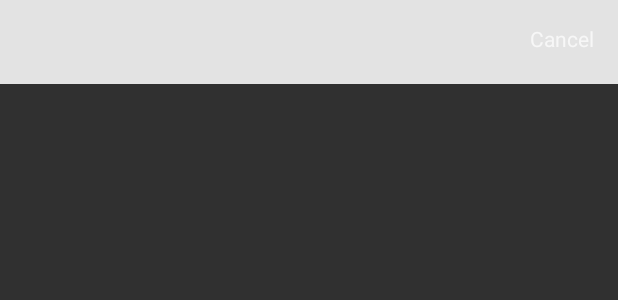
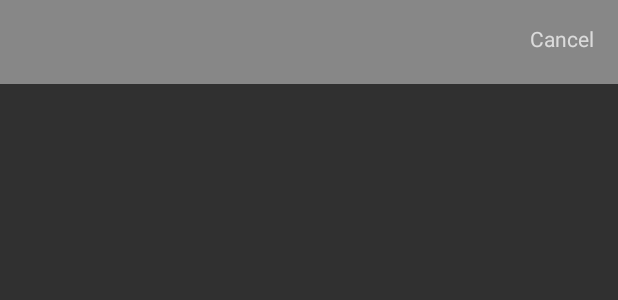
Before and after one commit to Tap-Payments/goSellSDK-AndroidX, an Android app: the layout gosellapi_toolbar_main.xml on its own in the app's theme, with its tools: preview values and no code run, on a phone screen of 412 x 824 dp. Shown: the top 300 px of the screen. Run offline under Robolectric (Android 15) with nearby library versions, the phone set to English and light mode, and no system bars.

Commit message:
theme to be light mode always

```diff
--- a/library/src/main/res/layout/gosellapi_toolbar_main.xml
+++ b/library/src/main/res/layout/gosellapi_toolbar_main.xml
@@ -3,7 +3,7 @@
     android:id="@+id/toolbar"
     android:layout_width="match_parent"
     android:layout_height= "@dimen/toolbar_height_basic"
-    android:background="@color/french_gray_new"
+    android:background="@color/french_gray"
 
     >
 
--- a/library/src/main/res/layout/gosellapi_toolbar_main_windowed.xml
+++ b/library/src/main/res/layout/gosellapi_toolbar_main_windowed.xml
@@ -3,7 +3,7 @@
     android:id="@+id/toolbar"
     android:layout_width="match_parent"
     android:layout_height= "@dimen/toolbar_height_basic"
-    android:background="@color/french_gray_new"
+    android:background="@color/french_gray"
 
     >
 
--- a/library/src/main/res/values-v21/styles.xml
+++ b/library/src/main/res/values-v21/styles.xml
@@ -1,6 +1,6 @@
 <?xml version="1.0" encoding="utf-8"?>
 <resources xmlns:tools="http://schemas.android.com/tools">
-    <style name="GoSellSDKAppTheme" parent="Theme.MaterialComponents.DayNight">
+    <style name="GoSellSDKAppTheme" parent="Theme.MaterialComponents.Light">
         <item name="actionBarStyle">@style/GoSellSDKActionBar</item>
         <item name="android:statusBarColor" tools:ignore="NewApi">@color/french_gray</item>
     </style>
@@ -16,7 +16,7 @@
 
     </style>
 
-    <style name="TransparentCompat" parent="Theme.MaterialComponents.DayNight.NoActionBar">
+    <style name="TransparentCompat" parent="Theme.MaterialComponents.Light.NoActionBar">
         <item name="android:windowNoTitle">true</item>
         <item name="android:windowBackground">@android:color/transparent</item>
         <item name="android:colorBackgroundCacheHint">@null</item>
--- a/library/src/main/res/values/styles.xml
+++ b/library/src/main/res/values/styles.xml
@@ -1,5 +1,5 @@
 <resources xmlns:tools="http://schemas.android.com/tools">
-    <style name="GoSellSDKAppTheme" parent="Theme.MaterialComponents.DayNight">
+    <style name="GoSellSDKAppTheme" parent="Theme.MaterialComponents.Light">
         <item name="actionBarStyle">@style/GoSellSDKActionBar</item>
         <item name="android:statusBarColor" tools:ignore="NewApi">@color/french_gray</item>
     </style>
@@ -19,7 +19,7 @@
 
 
 
-    <style name="TransparentCompat" parent="Theme.MaterialComponents.DayNight.NoActionBar">
+    <style name="TransparentCompat" parent="Theme.MaterialComponents.Light.NoActionBar">
         <item name="android:windowNoTitle">true</item>
         <item name="android:windowBackground">@android:color/transparent</item>
         <item name="android:colorBackgroundCacheHint">@null</item>
```
